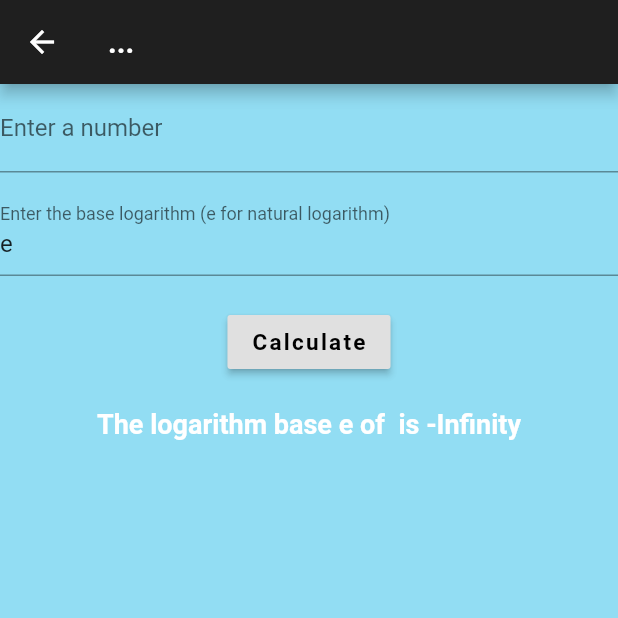
After one commit to panjuksergy/flutterActList, a Flutter app: the LogCalculatorWidget screen opened by its route, after a tap on "Calculate", on a phone screen of 412 x 824 dp, the top half of it. The commit adds this screen. Run offline on Flutter 3.47's test engine with Material 2 defaults, Android fonts, the phone set to English and light mode, and no system bars; our stand-ins replace flutter_svg, math_expressions; statements that could not run were skipped.

Commit message:
Add: Log-Action with 2 abilities to calculate logarifm. Fixed: Button style: made it depended on theme.dart

```diff
--- a/lib/features/actionList/models/modelListFill.dart
+++ b/lib/features/actionList/models/modelListFill.dart
@@ -36,5 +36,10 @@ class ActionRepository {
             "Multiplying a matrix a by a scalar k is done by multiplying each element of the matrix by k.",
         routeStr: "/matrix_scalar_multiply",
         picRoute: 'assets/svg/scalarSign.svg'),
+    const Action(
+        actionName: 'Logarifk',
+        actionDescription: 'Log n and d',
+        routeStr: '/log',
+        picRoute: 'assets/svg/scalarSign.svg'),
   ];
 }
--- /dev/null
+++ b/lib/features/logarifms/log.dart
@@ -0,0 +1 @@
+export 'view/view.dart';
--- /dev/null
+++ b/lib/features/logarifms/view/log_screen.dart
@@ -0,0 +1,78 @@
+import 'package:flutter/material.dart';
+import 'dart:math' as math;
+
+class LogCalculatorWidget extends StatefulWidget {
+  const LogCalculatorWidget({Key? key}) : super(key: key);
+
+  @override
+  _LogCalculatorWidgetState createState() => _LogCalculatorWidgetState();
+}
+
+class _LogCalculatorWidgetState extends State<LogCalculatorWidget> {
+  final _numberController = TextEditingController();
+  final _baseController = TextEditingController(text: 'e');
+  double _result = 0;
+
+  String? actName;
+  @override
+  void didChangeDependencies() {
+    final args = ModalRoute.of(context)?.settings.arguments;
+    assert(args != null && args is String, 'You must provide String args');
+    actName = args as String;
+    super.didChangeDependencies();
+  }
+
+  void _calculate() {
+    double number = double.tryParse(_numberController.text) ?? 0;
+    String base = _baseController.text.toLowerCase();
+
+    if (base == 'e') {
+      setState(() {
+        _result = math.log(number);
+      });
+    } else {
+      double baseValue = double.tryParse(base) ?? 0;
+      setState(() {
+        _result = math.log(number) / math.log(baseValue);
+      });
+    }
+  }
+
+  @override
+  Widget build(BuildContext context) {
+    final theme = Theme.of(context);
+    return Scaffold(
+      appBar: AppBar(title: Text(actName ?? '...')),
+      body: Column(children: [
+        TextField(
+          controller: _numberController,
+          keyboardType: TextInputType.number,
+          decoration: InputDecoration(
+            labelText: 'Enter a number',
+          ),
+        ),
+        SizedBox(height: 10),
+        TextField(
+          controller: _baseController,
+          decoration: InputDecoration(
+            labelText: 'Enter the base logarithm (e for natural logarithm)',
+          ),
+        ),
+        SizedBox(height: 20),
+        ElevatedButton(
+          onPressed: _calculate,
+          child: Text(
+            'Calculate',
+            style: theme.textTheme.labelSmall,
+          ),
+        ),
+        SizedBox(height: 20),
+        if (_result != null)
+          Text(
+            'The logarithm base ${_baseController.text} of ${_numberController.text} is $_result',
+            style: TextStyle(fontSize: 18),
+          ),
+      ]),
+    );
+  }
+}
--- /dev/null
+++ b/lib/features/logarifms/view/view.dart
@@ -0,0 +1 @@
+export 'log_screen.dart';
--- a/lib/features/matrixAddition/view/matrixAdd_screen.dart
+++ b/lib/features/matrixAddition/view/matrixAdd_screen.dart
@@ -12,6 +12,15 @@ class _MatrixAdditionState extends State<MatrixAddition> {
   List<List<int>> matrix2 = [];
 
   final _rowsController = TextEditingController();
+
+  String? actName;
+  @override
+  void didChangeDependencies() {
+    final args = ModalRoute.of(context)?.settings.arguments;
+    assert(args != null && args is String, 'You must provide String args');
+    actName = args as String;
+    super.didChangeDependencies();
+  }
 
   List<List<int>> _createEmptyMatrix(int rows) {
     List<List<int>> matrix = [];
@@ -63,8 +72,9 @@ class _MatrixAdditionState extends State<MatrixAddition> {
 
   @override
   Widget build(BuildContext context) {
+    final theme = Theme.of(context);
     return Scaffold(
-      appBar: AppBar(title: Text('Matrix Addition')),
+      appBar: AppBar(title: Text(actName ?? '...')),
       body: Padding(
         padding: const EdgeInsets.all(16.0),
         child: Column(
@@ -128,7 +138,7 @@ class _MatrixAdditionState extends State<MatrixAddition> {
               },
               child: Text(
                 'Add Matrices',
-                style: TextStyle(color: Colors.black),
+                style: theme.textTheme.labelSmall,
               ),
             ),
           ],
--- a/lib/router/router.dart
+++ b/lib/router/router.dart
@@ -3,9 +3,11 @@ import 'package:calc_kpi/features/firstOrDefault/defaultAction.dart';
 import 'package:calc_kpi/features/matrixAddition/view/matrixAdd_screen.dart';
 import 'package:calc_kpi/features/matrixScallarMultiply/view/matrixScalarMultiply_screen.dart';
 import 'package:calc_kpi/features/matrixSubstaction/matrixSubstraction.dart';
+import 'package:flutter/material.dart';
 
 import '../features/actionList/action_list.dart';
 import '../features/summ/summ.dart';
+import '../features/logarifms/log.dart';
 
 final routes = {
   '/': (context) => const ActionList(),
@@ -15,4 +17,5 @@ final routes = {
   '/matrix_addition': (context) => const MatrixAddition(),
   '/matrix_substraction': (context) => const MatrixSubstraction(),
   '/matrix_scalar_multiply': (context) => const MatrixScalarMultiply(),
+  '/log': (context) => const LogCalculatorWidget(),
 };
```
Also changed, not shown: 2 other files.
